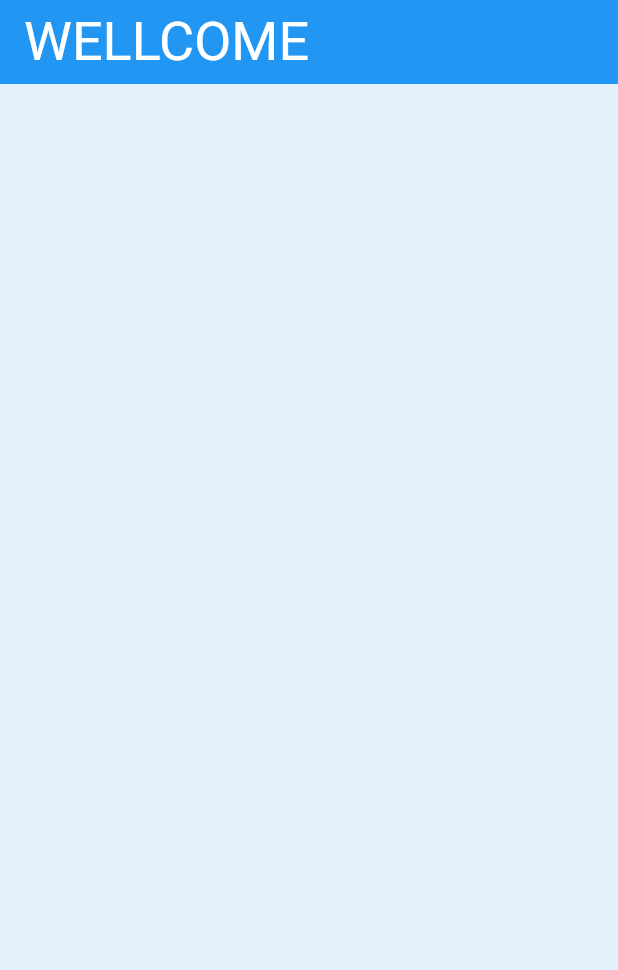
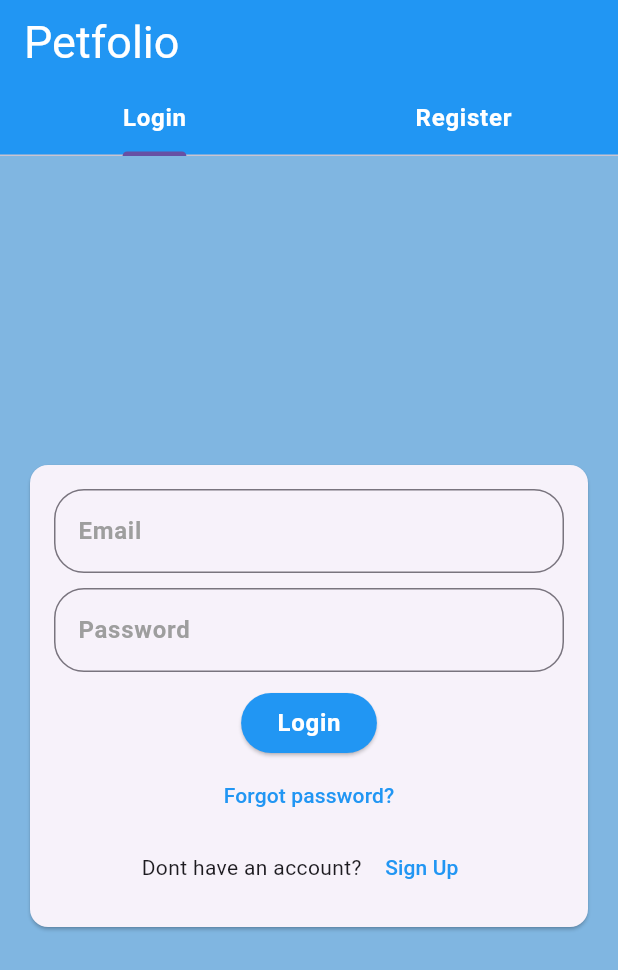
Before and after one commit to Chutikan40/Petfolio, a Flutter app: the screen it shows after launch, on a phone screen of 412 x 824 dp. Shown: the top 970 px of the screen. Run offline on Flutter 3.47's test engine with Material 3 defaults, Android fonts, the phone set to English and light mode, and no system bars.

Commit message:
update04/04/2024

```diff
--- a/lib/main.dart
+++ b/lib/main.dart
@@ -19,14 +19,15 @@ class MainApp extends StatelessWidget {
           borderRadius: BorderRadius.circular(20),                          // กำหนดขอบเขตของ Container เป็นวงกลม
         ),
         focusedBorder: OutlineInputBorder(                                  // กำหนดสีของเส้นกรอบเมื่อมีการโฟกัส
-          borderSide: const BorderSide(color: Colors.grey),
+          borderSide: const BorderSide(color: Colors.blue),
           borderRadius: BorderRadius.circular(20),                          // กำหนดขอบเขตของ Container เป็นวงกลม
 
         ),
         labelStyle: const TextStyle(color: Colors.grey),                        // กำหนดสีของข้อความใน text input
 
+
         ),
-        scaffoldBackgroundColor: Colors.blue[50],                            // กำหนดสีพื้นหลังของ Scaffold เป็นสีเทาอ่อน
+        scaffoldBackgroundColor: const Color.fromARGB(255, 128, 182, 225),                            // กำหนดสีพื้นหลังของ Scaffold เป็นสีเทาอ่อน
         appBarTheme: const AppBarTheme(
           backgroundColor: Colors.blue,
         ),
@@ -41,7 +42,18 @@ class MainApp extends StatelessWidget {
           ),
           displaySmall: TextStyle(
             color: Colors.white,
-          )
+            fontSize: 30.0,
+          ),
+          bodyLarge: TextStyle(
+            color: Colors.white,
+            fontWeight: FontWeight.bold,
+          ),
+        ),
+        elevatedButtonTheme: ElevatedButtonThemeData(
+          style: ButtonStyle(
+            backgroundColor: MaterialStateProperty.all<Color>(Colors.blue),
+
+          ),
         ),
 
       ),
--- a/lib/registerPage.dart
+++ b/lib/registerPage.dart
@@ -5,23 +5,109 @@ class RegisterPage extends StatelessWidget {
 
   @override
   Widget build(BuildContext context) {
-    return Scaffold(
-      appBar: AppBar(
+    return DefaultTabController(
+      length: 2,
+      child: Scaffold(
+        appBar: AppBar(
 
-        title: Text(
-          "WELLCOME",
-          style: Theme.of(context).textTheme.displaySmall,
+          title: Text(
+            "Petfolio",
+            style: Theme.of(context).textTheme.displaySmall,
           ),
 
-          // bottom: const TabBar(
-          //   tabs: [
-          //     Tab(
-          //       icon: Icon(Icons.pets),
-          //     )
-          //   ],
-          //   ),
+            bottom: TabBar(
+              tabs: [
+                Tab(
+                  child: Text(
+                    "Login",
+                  style: Theme.of(context).textTheme.bodyLarge,
+                  ),
+                ),
+                Tab(
+                  child: Text(
+                    "Register",
+                    style: Theme.of(context).textTheme.bodyLarge,
+                  )
+                ),
+              ],
+            ),
+        ),
+        body: const TabBarView(
+          children: [
+            LoginCard(),
+            SignupCard(),
+          ]
+          ),
+      ),
+    );
+  }
+}
+//---------------
+class LoginCard extends StatelessWidget {
+  const LoginCard({super.key});
+
+  @override
+  Widget build(BuildContext context) {
+    return Center(
+      child: Card(
+        margin: const EdgeInsets.all(20.0),
+
+
+        child: Padding(
+          padding: const EdgeInsets.all(16.0),
+          child: Column(
+            mainAxisSize: MainAxisSize.min,
+            children: <Widget>[
+              const TextField(
+                decoration: InputDecoration(labelText: 'Email'),
+              ),
+              const SizedBox(height: 10),
+              const TextField(
+                decoration: InputDecoration(labelText: 'Password'),
+                obscureText: true,
+              ),
+              const SizedBox(height: 10),
+              ElevatedButton(
+                onPressed: () {
+                  //
+                },
+                child: Text('Login',
+                  style: Theme.of(context).textTheme.bodyLarge,
+                )
+                ),
+                TextButton(
+                  onPressed: () {},
+                  child: const Text("Forgot password?",
+                    style: TextStyle(color: Colors.blue),
+                  ),
+                ),
+
+                Row(
+                  mainAxisAlignment: MainAxisAlignment.center,
+                  children: [
+                    const Text("Dont have an account? "),
+                    TextButton(
+                        onPressed: () {
+                        },
+                        child: const Text("Sign Up", style: TextStyle(color: Colors.blue),)
+                    )
+                  ],
+                ),
+            ],
+          ),
+          ),
 
       ),
     );
   }
 }
+
+//----------------
+class SignupCard extends StatelessWidget {
+  const SignupCard({super.key});
+
+  @override
+  Widget build(BuildContext context) {
+    return const Placeholder();
+  }
+}
```
